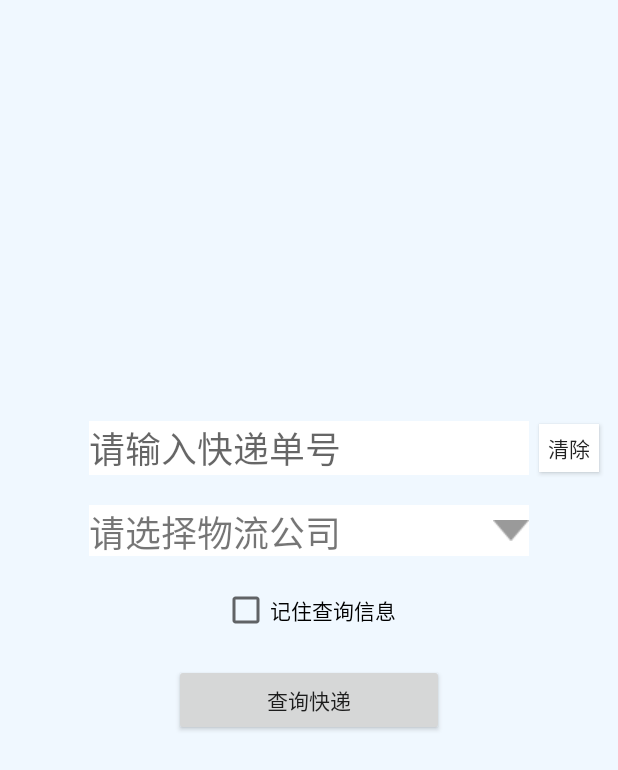
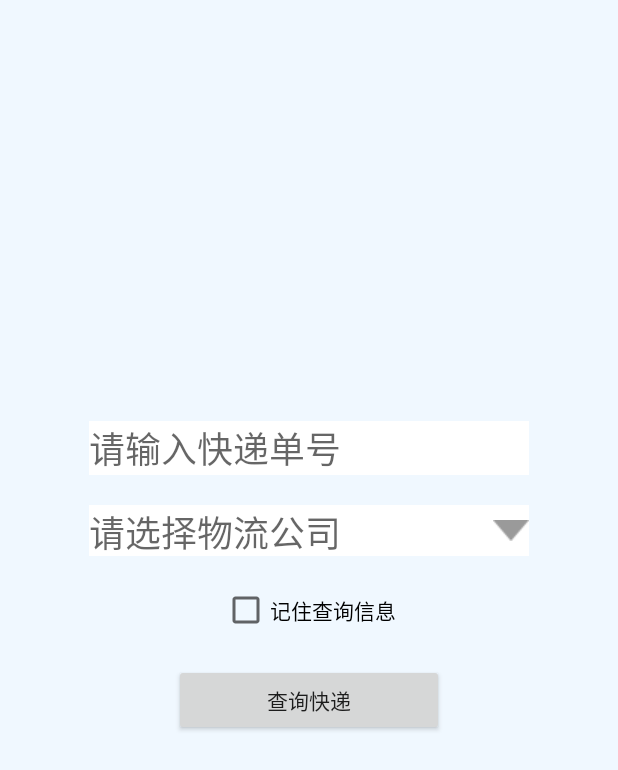
Before and after one commit to postqueryapp/PostQueryApp, an Android app: the layout activity_third.xml on its own in the app's theme, with its tools: preview values and no code run, on a phone screen of 412 x 824 dp. Shown: the top 770 px of the screen. Run offline under Robolectric (Android 15) with nearby library versions, the phone set to English and light mode, and no system bars.

Commit message:
测试版1.6 bug： 1. 修改软键盘的回退会退出程序 2. 修改一次返回，后台提醒后，过三秒后再按无反应（理应再次提醒） 修改： 1. 物流轨迹样式 2. 物流无轨迹也显示单号、公司，但不显示状态 3. 单号输入时提示要数字，查询也提示要数字 4. 清除按钮改动

```diff
--- a/app/build.gradle
+++ b/app/build.gradle
@@ -7,7 +7,7 @@ android {
         minSdkVersion 15
         targetSdkVersion 28
         versionCode 1
-        versionName "1.5"
+        versionName "1.6"
         testInstrumentationRunner "android.support.test.runner.AndroidJUnitRunner"
     }
     buildTypes {
--- a/app/src/main/java/com/app/postqueryapp/MainActivity.java
+++ b/app/src/main/java/com/app/postqueryapp/MainActivity.java
@@ -91,18 +91,18 @@ public class MainActivity extends BaseActivity {
                     inforHandles.add(information);
                 }
                 Log.i("mylog","请求结果-->" + infos.toString());
+                String selectCompany = getIntent().getStringExtra("selectCompany");
+                String selectNumber = getIntent().getStringExtra("selectNumber");
                 if(inforHandles.size() == 0 ){
                     QueryInformation information = new QueryInformation();
                     information.setInfo("暂无物流轨迹");
                     inforHandles.add(information);
 
-                    adapter = new QueryAdapter(inforHandles);
+                    adapter = new QueryAdapter(inforHandles, selectNumber, selectCompany);
                     recyclerView.setAdapter(adapter);
                     dialog.cancel();
                 }
                 else{
-                    String selectCompany = getIntent().getStringExtra("selectCompany");
-                    String selectNumber = getIntent().getStringExtra("selectNumber");
                     adapter = new QueryAdapter(inforHandles, selectNumber, selectCompany, status);
                     recyclerView.setAdapter(adapter);
                     dialog.cancel();
--- a/app/src/main/java/com/app/postqueryapp/MainActivitySecond.java
+++ b/app/src/main/java/com/app/postqueryapp/MainActivitySecond.java
@@ -184,6 +184,7 @@ public class MainActivitySecond extends BaseActivity implements View.OnClickList
 
     @Override
     public boolean onKeyDown(int keyCode, KeyEvent event) {
+        if(keyCode == event.KEYCODE_BACK){
             outProgress++;
             if(startTime != null && outProgress == 2){
                 endTime = new Date();
@@ -191,7 +192,7 @@ public class MainActivitySecond extends BaseActivity implements View.OnClickList
                     ActivityController.finishAll();
                 }
                 else{
-                outProgress = 0;
+                    outProgress = 1;
                     startTime = null;
                     endTime = null;
                 }
@@ -210,6 +211,7 @@ public class MainActivitySecond extends BaseActivity implements View.OnClickList
                 default:
                     break;
             }
+        }
         return super.onKeyDown(keyCode, event);
     }
 }
--- /dev/null
+++ b/app/src/main/java/com/app/postqueryapp/myControls/ClearEditText.java
@@ -0,0 +1,155 @@
+package com.app.postqueryapp.myControls;
+
+import android.annotation.SuppressLint;
+import android.content.Context;
+import android.graphics.Rect;
+import android.graphics.drawable.Drawable;
+import android.text.Editable;
+import android.text.TextWatcher;
+import android.util.AttributeSet;
+import android.view.MotionEvent;
+import android.view.View;
+import android.view.animation.Animation;
+import android.view.animation.CycleInterpolator;
+import android.view.animation.TranslateAnimation;
+import android.widget.EditText;
+
+import com.app.postqueryapp.R;
+
+import java.util.jar.Attributes;
+
+/**
+ * Created by Cheng Bao on 2015/6/17.
+ */
+@SuppressLint("AppCompatCustomView")
+public class ClearEditText extends EditText implements View.OnFocusChangeListener,TextWatcher {
+    /**
+     * 删除按钮的引用
+     */
+    private Drawable mClearDrawable;
+    private Context context;
+
+    /**
+     * 控件是否有焦点
+     */
+    private boolean hasFocus;
+
+    public ClearEditText(Context context) {
+        this(context,null);
+//        super(context);
+//        this.context = context;
+//        init();
+    }
+    public ClearEditText(Context context,AttributeSet attrs){
+        //这里构造方法也很重要，不加这个很多属性不能再XML里面定义
+        this(context, attrs, android.R.attr.editTextStyle);
+    }
+
+    public ClearEditText(Context context, AttributeSet attrs, int defStyle) {
+        super(context, attrs, defStyle);
+        init();
+    }
+    private void init() {
+        //获取EditText的DrawableRight,假如没有设置我们就使用默认的图片
+        mClearDrawable = getCompoundDrawables()[2];
+        if (mClearDrawable == null) {
+            mClearDrawable = getResources().getDrawable(R.drawable.search_clear);
+        }
+        mClearDrawable.setBounds(0, 0, mClearDrawable.getIntrinsicWidth(), mClearDrawable.getIntrinsicHeight());
+        //默认设置隐藏图标
+        setClearIconVisible(false);
+        //设置焦点改变的监听
+        setOnFocusChangeListener(this);
+        //设置输入框里面内容发生改变的监听
+        addTextChangedListener(this);
+    }
+
+    @Override
+    public boolean onTouchEvent(MotionEvent event) {
+
+        if (mClearDrawable != null && event.getAction() == MotionEvent.ACTION_UP) {
+            int x = (int) event.getX();
+            //判断触摸点是否在水平范围内
+            boolean isInnerWidth = (x > (getWidth() - getTotalPaddingRight())) &&
+                    (x < (getWidth() - getPaddingRight()));
+            //获取删除图标的边界，返回一个Rect对象
+            Rect rect = mClearDrawable.getBounds();
+            //获取删除图标的高度
+            int height = rect.height();
+            int y = (int) event.getY();
+            //计算图标底部到控件底部的距离
+            int distance = (getHeight() - height) / 2;
+            //判断触摸点是否在竖直范围内(可能会有点误差)
+            //触摸点的纵坐标在distance到（distance+图标自身的高度）之内，则视为点中删除图标
+            boolean isInnerHeight = (y > distance) && (y < (distance + height));
+            if (isInnerHeight && isInnerWidth) {
+                this.setText("");
+            }
+        }
+        return super.onTouchEvent(event);
+    }
+
+    /**
+     * 设置清除图标的显示与隐藏，调用setCompoundDrawables为EditText绘制上去
+     *
+     * @param visible
+     */
+    private void setClearIconVisible(boolean visible) {
+        Drawable right = visible ? mClearDrawable : null;
+        setCompoundDrawables(getCompoundDrawables()[0], getCompoundDrawables()[1],
+                right, getCompoundDrawables()[3]);
+    }
+
+    /**
+     * 当ClearEditText焦点发生变化的时候，判断里面字符串长度设置清除图标的显示与隐藏
+     */
+    @Override
+    public void onFocusChange(View v, boolean hasFocus) {
+        this.hasFocus = hasFocus;
+        if (hasFocus) {
+            setClearIconVisible(getText().length() > 0);
+        } else {
+            setClearIconVisible(false);
+        }
+    }
+
+    /**
+     * 当输入框里面内容发生变化的时候回调的方法
+     */
+    @Override
+    public void onTextChanged(CharSequence text, int start, int lengthBefore, int lengthAfter) {
+        if (hasFocus) {
+            setClearIconVisible(text.length() > 0);
+        }
+    }
+
+    @Override
+    public void beforeTextChanged(CharSequence s, int start, int count, int after) {
+
+    }
+
+    @Override
+    public void afterTextChanged(Editable s) {
+
+    }
+
+    /**
+     * 设置晃动动画
+     */
+    public void setShakeAnimation() {
+        this.startAnimation(shakeAnimation(5));
+    }
+
+    /**
+     * 晃动动画
+     *
+     * @param counts 1秒钟晃动多少下
+     * @return
+     */
+    public static Animation shakeAnimation(int counts) {
+        Animation translateAnimation = new TranslateAnimation(0, 10, 0, 0);
+        translateAnimation.setInterpolator(new CycleInterpolator(counts));
+        translateAnimation.setDuration(1000);
+        return translateAnimation;
+    }
+}
--- a/app/src/main/res/layout/activity_third.xml
+++ b/app/src/main/res/layout/activity_third.xml
@@ -14,7 +14,7 @@
 
 
     <!--输入快递单号-->
-    <EditText
+    <com.app.postqueryapp.myControls.ClearEditText
         android:id="@+id/input"
         android:layout_width="293dp"
         android:layout_height="wrap_content"
@@ -28,27 +28,9 @@
         android:textAllCaps="false"
         android:textSize="24sp"
         app:layout_constraintBottom_toBottomOf="parent"
+        android:drawableRight="@drawable/search_clear"
         app:layout_constraintEnd_toEndOf="parent"
         app:layout_constraintStart_toStartOf="parent"
-        app:layout_constraintTop_toTopOf="parent"
-        app:layout_constraintVertical_bias="0.36"
-        tools:ignore="MissingConstraints" />
-
-    <Button
-        android:id="@+id/button_delete"
-        android:layout_width="40dp"
-        android:layout_height="32dp"
-        android:layout_marginStart="2dp"
-        android:layout_marginLeft="2dp"
-        android:layout_marginTop="1dp"
-        android:layout_marginEnd="8dp"
-        android:layout_marginRight="8dp"
-        android:layout_marginBottom="10dp"
-        android:background="#ffffff"
-        android:text="清除"
-        app:layout_constraintBottom_toBottomOf="parent"
-        app:layout_constraintEnd_toEndOf="parent"
-        app:layout_constraintStart_toEndOf="@+id/input"
         app:layout_constraintTop_toTopOf="parent"
         app:layout_constraintVertical_bias="0.36"
         tools:ignore="MissingConstraints" />
@@ -61,7 +43,8 @@
         android:layout_marginTop="20dp"
         android:background="#ffffff"
         android:drawableRight="@drawable/pickerview_jiantou"
-        android:text="@string/select_Company_Please"
+        android:hint="@string/select_Company_Please"
+        android:textColor="@color/black"
         android:textSize="24sp"
         app:layout_constraintLeft_toLeftOf="parent"
         app:layout_constraintRight_toRightOf="parent"
--- a/app/src/main/res/values/colors.xml
+++ b/app/src/main/res/values/colors.xml
@@ -6,6 +6,7 @@
 
     <color name="color_Bottom">#A41EB00E</color>
     <color name="color_Bottomed">#ffffff</color>
+    <color name="color_Bottoed">#BA4CAF59</color>
 
     <!-- **************************pickerview选择器常用颜色值********************************** -->
     <color name="pickerview_divider_color">#9D9D9D</color>
@@ -14,4 +15,5 @@
     <color name="pickerview_title_text_color">#561A78EC</color>
     <color name="pickerview_search_text_color">#89C7E9</color>
     <color name="pickerview_center_text_color">#333333</color>
+    <color name="black">#000000</color>
 </resources>
```
Also changed, not shown: app/src/main/java/com/app/postqueryapp/adapter/QueryAdapter.java (+24 -8 lines), app/src/main/java/com/app/postqueryapp/mineFragment/SearchFragment.java (+64 -41 lines), app/src/main/res/drawable/shape_corner.xml (added, +9 -0 lines), app/src/main/res/layout/info_item.xml (+51 -17 lines), app/src/main/res/drawable/delete.jpg (deleted), app/src/main/res/drawable/search_clear.png (added). Lines whose indentation alone changed are shown as unchanged.
